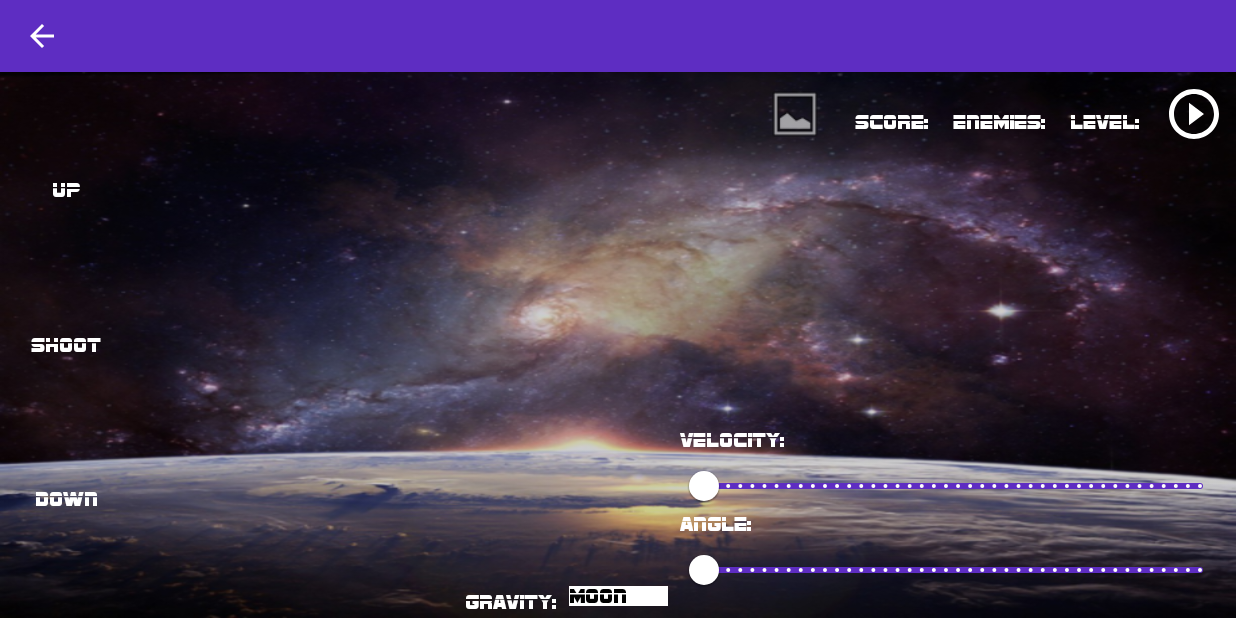
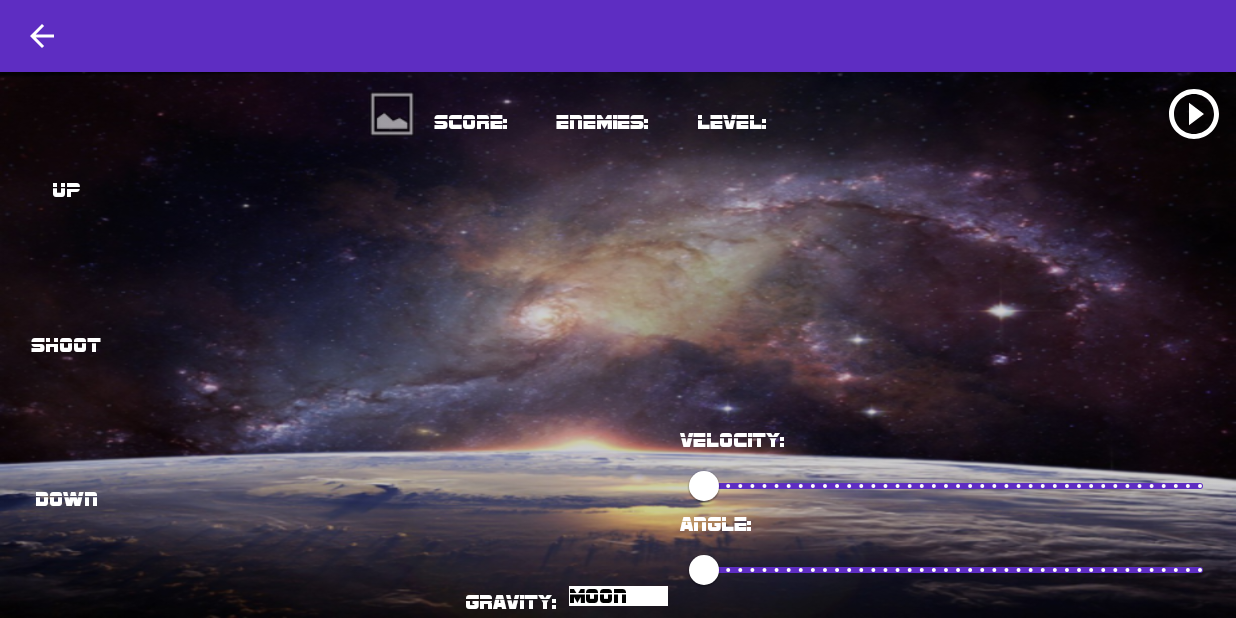
Before and after one commit to ddc-java-16/gravity-game-Marc0E, an Android app: the GameActivity screen opened directly, with no data from a screen before it, on a phone screen of 824 x 412 dp (held sideways). Run offline under Robolectric (Android 15) with nearby library versions, the phone set to English and light mode, and no system bars; our stand-ins replace Dagger/Hilt's generated code; 7 statements that could not run were skipped.

Commit message:
update in user instructions, changed of pdf/svg in ERD and activity game centered labels.

```diff
--- a/app/src/main/res/layout/activity_game.xml
+++ b/app/src/main/res/layout/activity_game.xml
@@ -84,8 +84,9 @@
     android:layout_width="40dp"
     android:layout_height="40dp"
     android:id="@+id/profile_photo"
-    android:layout_marginEnd="20dp"
     android:background="@android:drawable/ic_menu_gallery"
+    app:layout_constraintHorizontal_chainStyle="packed"
+    app:layout_constraintStart_toStartOf="parent"
     app:layout_constraintEnd_toStartOf="@id/score_text"
     app:layout_constraintTop_toTopOf="@id/play"/>
 
@@ -137,6 +138,7 @@
     android:textColor="@color/text_color"
     android:fontFamily="@font/sports"
     android:layout_margin="@dimen/half_dynamic_spacing"
+    app:layout_constraintStart_toEndOf="@id/profile_photo"
     app:layout_constraintBottom_toBottomOf="@id/play"
     app:layout_constraintEnd_toStartOf="@id/score_value_text"
     android:text="@string/score"/>
@@ -148,6 +150,7 @@
     android:textColor="@color/text_color"
     android:fontFamily="@font/sports"
     android:layout_margin="@dimen/half_dynamic_spacing"
+    app:layout_constraintStart_toEndOf="@id/score_text"
     app:layout_constraintBottom_toBottomOf="@id/play"
     app:layout_constraintEnd_toStartOf="@id/counter_text"
     tools:text="150"
@@ -161,6 +164,7 @@
     android:tooltipText="Counter"
     android:fontFamily="@font/sports"
     android:layout_margin="@dimen/half_dynamic_spacing"
+    app:layout_constraintStart_toEndOf="@id/score_value_text"
     app:layout_constraintBottom_toBottomOf="@id/play"
     app:layout_constraintEnd_toStartOf="@id/counter"
     android:text="@string/enemies"/>
@@ -174,6 +178,7 @@
     android:tooltipText="Counter"
     android:fontFamily="@font/sports"
     android:layout_margin="@dimen/half_dynamic_spacing"
+    app:layout_constraintStart_toEndOf="@id/counter_text"
     app:layout_constraintEnd_toStartOf="@id/level_text"
     app:layout_constraintBottom_toBottomOf="@id/play"
     tools:text="5"/>
@@ -186,6 +191,7 @@
     android:text="@string/level"
     android:fontFamily="@font/sports"
     android:layout_margin="@dimen/half_dynamic_spacing"
+    app:layout_constraintStart_toEndOf="@id/counter"
     app:layout_constraintBottom_toBottomOf="@id/play"
     app:layout_constraintEnd_toStartOf="@id/level"/>
 
@@ -199,6 +205,7 @@
     android:layout_marginEnd="30dp"
     android:tooltipText="Counter"
     android:fontFamily="@font/sports"
+    app:layout_constraintStart_toEndOf="@id/level_text"
     app:layout_constraintEnd_toStartOf="@id/play"
     app:layout_constraintBottom_toBottomOf="@id/play"
     tools:text="1"/>
```
Also changed, not shown: 4 other files.
